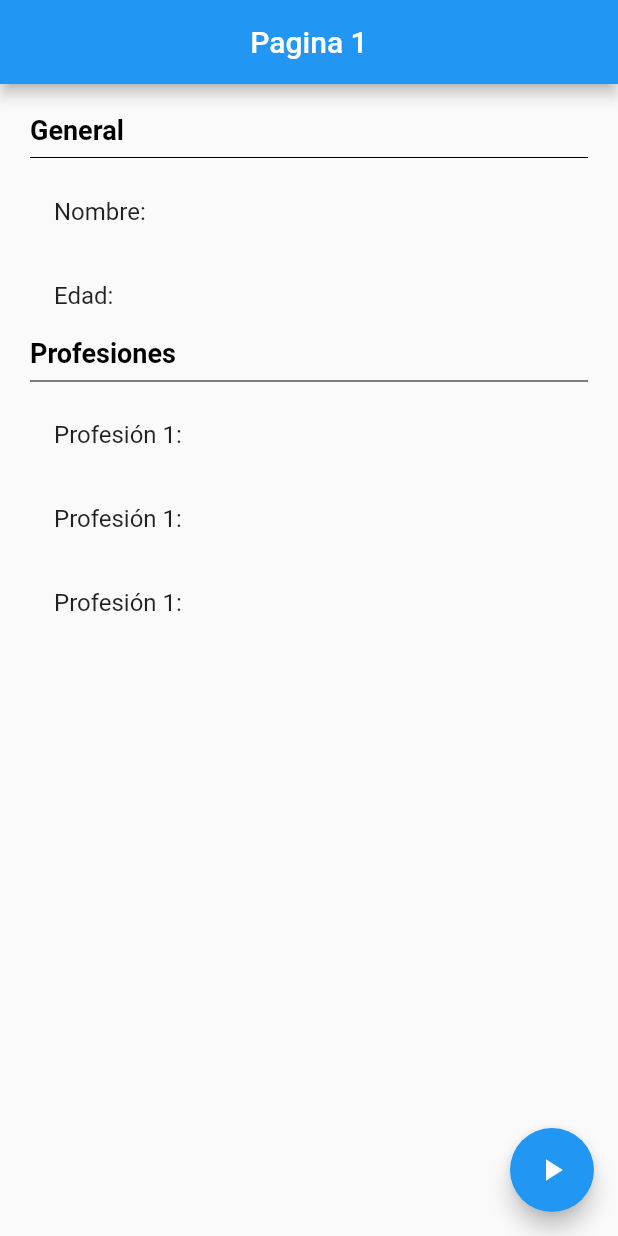
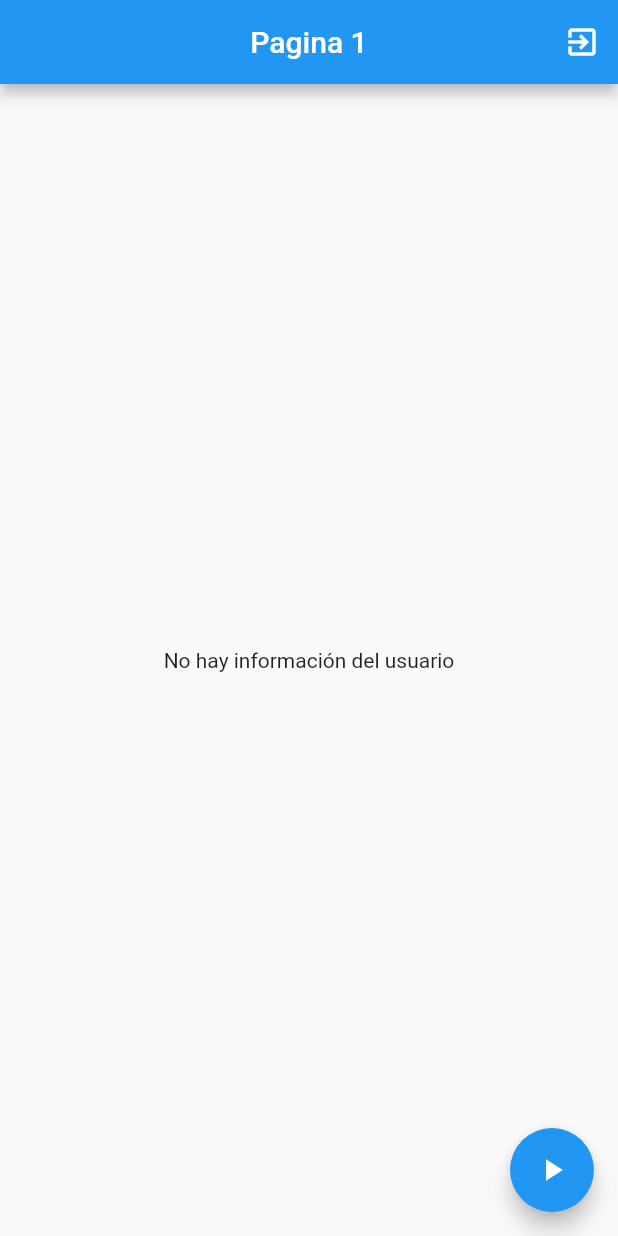
Before and after one commit to LuisPulenta/estados, a Flutter app: the screen it shows after launch, on a phone screen of 412 x 824 dp. Run offline on Flutter 3.47's test engine with Material 2 defaults, Android fonts, the phone set to English and light mode, and no system bars; our stand-ins replace flutter_bloc.

Commit message:
Fin Cubit

```diff
--- /dev/null
+++ b/lib/bloc/usuario/usuario_cubit.dart
@@ -0,0 +1,41 @@
+//import 'package:flutter/material.dart';
+import 'package:estados/models/usuario.dart';
+import 'package:flutter_bloc/flutter_bloc.dart';
+import 'package:meta/meta.dart';
+
+part 'usuario_state.dart';
+
+class UsuarioCubit extends Cubit<UsuarioState> {
+  UsuarioCubit() : super(UsuarioInitial());
+
+  void seleccionarUsuario(Usuario user) {
+    emit(UsuarioActivo(user));
+  }
+
+  void cambiarEdad(int edad) {
+    final currentState = state;
+
+    if (currentState is UsuarioActivo) {
+      final newUser = currentState.usuario.copyWith(edad: edad);
+      emit(UsuarioActivo(newUser));
+    }
+  }
+
+  void agregarProfesion() {
+    final currentState = state;
+
+    if (currentState is UsuarioActivo) {
+      final newProfesiones = [
+        ...currentState.usuario.profesiones,
+        'Profesion ${currentState.usuario.profesiones.length + 1}'
+      ];
+      final newUser =
+          currentState.usuario.copyWith(profesiones: newProfesiones);
+      emit(UsuarioActivo(newUser));
+    }
+  }
+
+  void borrarUsuario() {
+    emit(UsuarioInitial());
+  }
+}
--- /dev/null
+++ b/lib/bloc/usuario/usuario_state.dart
@@ -0,0 +1,15 @@
+part of 'usuario_cubit.dart';
+
+@immutable
+abstract class UsuarioState {}
+
+class UsuarioInitial extends UsuarioState {
+  final existeUsuario = false;
+}
+
+class UsuarioActivo extends UsuarioState {
+  final existeUsuario = true;
+  final Usuario usuario;
+
+  UsuarioActivo(this.usuario);
+}
--- a/lib/main.dart
+++ b/lib/main.dart
@@ -1,12 +1,18 @@
+import 'package:estados/bloc/usuario/usuario_cubit.dart';
 import 'package:estados/screens/screens.dart';
 import 'package:flutter/material.dart';
+import 'package:flutter_bloc/flutter_bloc.dart';
 
 void main() => runApp(MyApp());
 
 class MyApp extends StatelessWidget {
   @override
   Widget build(BuildContext context) {
-    return MaterialApp(
+    return MultiBlocProvider(
+      providers: [
+        BlocProvider(create: (_) => UsuarioCubit()),
+      ],
+      child: MaterialApp(
         debugShowCheckedModeBanner: false,
         title: 'Material App',
         initialRoute: 'pagina1',
@@ -14,6 +20,7 @@ class MyApp extends StatelessWidget {
           'pagina1': (_) => const Pagina1Screen(),
           'pagina2': (_) => const Pagina2Screen(),
         },
+      ),
     );
   }
 }
--- a/lib/models/usuario.dart
+++ b/lib/models/usuario.dart
@@ -1,8 +1,16 @@
 class Usuario {
-  String nombre;
-  int edad;
-  List<String> profesiones;
+  final String nombre;
+  final int edad;
+  final List<String> profesiones;
 
   Usuario(
       {required this.nombre, required this.edad, required this.profesiones});
+
+  Usuario copyWith({String? nombre, int? edad, List<String>? profesiones}) {
+    return Usuario(
+      nombre: nombre ?? this.nombre,
+      edad: edad ?? this.edad,
+      profesiones: profesiones ?? this.profesiones,
+    );
+  }
 }
--- a/lib/screens/pagina1_screen.dart
+++ b/lib/screens/pagina1_screen.dart
@@ -1,7 +1,12 @@
+import 'package:estados/bloc/usuario/usuario_cubit.dart';
+import 'package:estados/models/usuario.dart';
 import 'package:flutter/material.dart';
+import 'package:flutter_bloc/flutter_bloc.dart';
 
 class Pagina1Screen extends StatelessWidget {
   const Pagina1Screen({Key? key}) : super(key: key);
+
+  get builder => null;
 
   @override
   Widget build(BuildContext context) {
@@ -9,8 +14,14 @@ class Pagina1Screen extends StatelessWidget {
       appBar: AppBar(
         title: const Text('Pagina 1'),
         centerTitle: true,
+        actions: [
+          IconButton(
+            icon: Icon(Icons.exit_to_app),
+            onPressed: () => context.read<UsuarioCubit>().borrarUsuario(),
+          )
+        ],
       ),
-      body: const InformacionUsuario(),
+      body: const BodyScaffold(),
       floatingActionButton: FloatingActionButton(
         child: const Icon(Icons.play_arrow),
         onPressed: () => Navigator.pushNamed(context, 'pagina2'),
@@ -19,11 +30,45 @@ class Pagina1Screen extends StatelessWidget {
   }
 }
 
+//--------------------- BodyScaffold ------------------------
+class BodyScaffold extends StatelessWidget {
+  const BodyScaffold({
+    Key? key,
+  }) : super(key: key);
+
+  @override
+  Widget build(BuildContext context) {
+    return BlocBuilder<UsuarioCubit, UsuarioState>(builder: (_, state) {
+      switch (state.runtimeType) {
+        case UsuarioInitial:
+          return Center(
+            child: Text('No hay información del usuario'),
+          );
+          break;
+        case UsuarioActivo:
+          return InformacionUsuario((state as UsuarioActivo).usuario);
+          break;
+        default:
+          return Center(child: Text('Estado no reconocido'));
+      }
+
+      // if (state is UsuarioInitial) {
+      //   return const Center(
+      //     child: Text('No hay información del usuario'),
+      //   );
+      // } else if (state is UsuarioActivo) {
+      //   return InformacionUsuario(state.usuario);
+      // } else {
+      //   return const Center(child: Text('Estado no reconocido'));
+      // }
+    });
+  }
+}
+
 //--------------------- InformacionUsuario ------------------------
 class InformacionUsuario extends StatelessWidget {
-  const InformacionUsuario({
-    Key? key,
-  }) : super(key: key);
+  final Usuario usuario;
+  const InformacionUsuario(this.usuario, {Key? key}) : super(key: key);
 
   @override
   Widget build(BuildContext context) {
@@ -33,28 +78,30 @@ class InformacionUsuario extends StatelessWidget {
       padding: const EdgeInsets.all(20),
       child: Column(
         crossAxisAlignment: CrossAxisAlignment.start,
-        children: const [
-          Text('General',
+        children: [
+          const Text('General',
               style: TextStyle(
                   color: Colors.black,
                   fontSize: 18,
                   fontWeight: FontWeight.bold)),
-          Divider(
+          const Divider(
             color: Colors.black,
           ),
-          ListTile(title: Text('Nombre: ')),
-          ListTile(title: Text('Edad: ')),
-          Text('Profesiones',
+          ListTile(title: Text('Nombre: ${usuario.nombre}')),
+          ListTile(title: Text('Edad: ${usuario.edad}')),
+          const Text('Profesiones',
               style: TextStyle(
                   color: Colors.black,
                   fontSize: 18,
                   fontWeight: FontWeight.bold)),
-          Divider(
+          const Divider(
             color: Colors.black,
           ),
-          ListTile(title: Text('Profesión 1: ')),
-          ListTile(title: Text('Profesión 1: ')),
-          ListTile(title: Text('Profesión 1: ')),
+          ...usuario.profesiones
+              .map((profesion) => ListTile(
+                    title: Text(profesion),
+                  ))
+              .toList(),
         ],
       ),
     );
--- a/pubspec.yaml
+++ b/pubspec.yaml
@@ -34,6 +34,7 @@ dependencies:
   # The following adds the Cupertino Icons font to your application.
   # Use with the CupertinoIcons class for iOS style icons.
   cupertino_icons: ^1.0.2
+  flutter_bloc: ^7.1.0
 
 dev_dependencies:
   flutter_test:
```
Also changed, not shown: lib/screens/pagina2_screen.dart (+20 -3 lines), pubspec.lock. Lines whose indentation alone changed are shown as unchanged.
